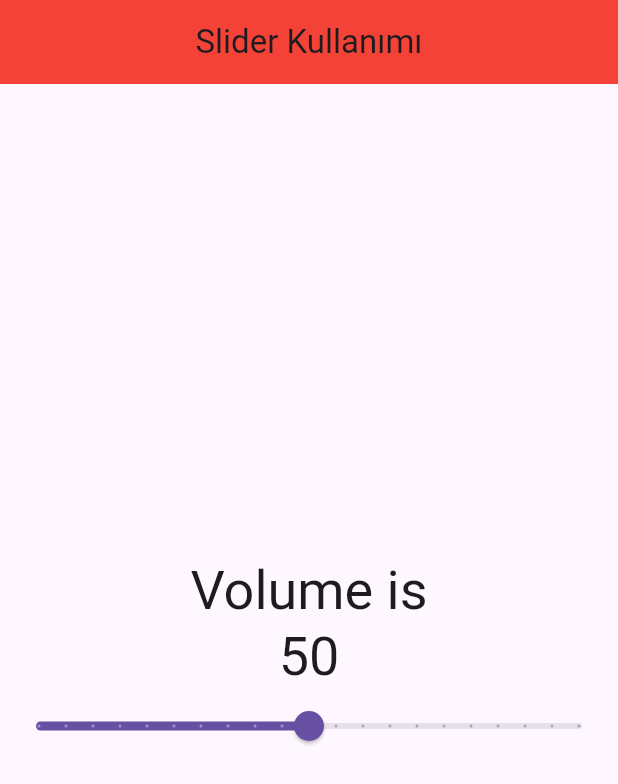
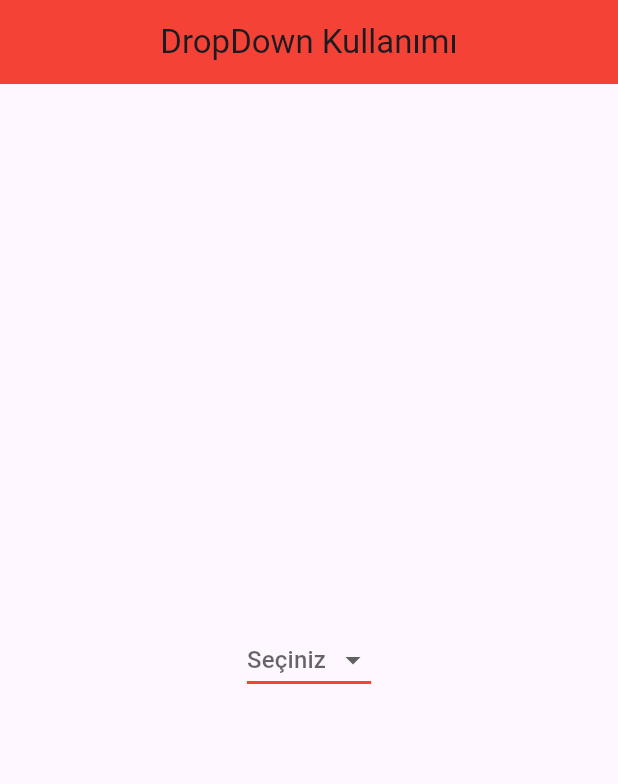
Before and after one commit to yamisagi/flutter_samples, a Flutter app: the screen it shows after launch, on a phone screen of 412 x 824 dp. Shown: the top 784 px of the screen. Run offline on Flutter 3.47's test engine with Material 2 defaults, Android fonts, the phone set to English and light mode, and no system bars.

Commit message:
add dropdown_button to input_widgets/lesson3

```diff
--- /dev/null
+++ b/lib/input_widgets/lesson3/dropdown_button/dropdown_learn.dart
@@ -0,0 +1,77 @@
+import 'package:flutter/material.dart';
+
+/// DropdownButton bize bir liste yapısı sunup seçimler yapabilmemizi sağlayan yapıdır.
+
+class DropDownLearn extends StatefulWidget {
+  const DropDownLearn({Key? key}) : super(key: key);
+
+  @override
+  State<DropDownLearn> createState() => _DropDownLearnState();
+}
+
+class _DropDownLearnState extends State<DropDownLearn> {
+  /// [value] parametresi için değerleri tutan değişken.
+  String? _value;
+
+  /// [items] parametresi için içerisinde [DropdownMenuItem]'lar bulunan listemiz.
+  final List<DropdownMenuItem<String>> _items = const [
+    DropdownMenuItem(
+      // Burda dikkat edilmesi gereken bir nokta,
+      // [value] parametresi için değerleri tutan değişkenin değerini,
+      value: "Ankara Selected",
+      // [child] parametresi ise ekranda görünen değeri belirtir,
+      child: Text('Ankara'),
+    ),
+    DropdownMenuItem(value: "İstanbul Selected", child: Text('İstanbul')),
+    DropdownMenuItem(value: "İzmir Selected", child: Text('İzmir')),
+    DropdownMenuItem(value: "Bursa Selected", child: Text('Bursa')),
+    DropdownMenuItem(value: "Van Selected", child: Text('Van')),
+  ];
+  @override
+  Widget build(BuildContext context) {
+    return Scaffold(
+      appBar: AppBar(
+        title: const Text('DropDown Kullanımı'),
+      ),
+      body: Center(
+        /// Öncelikle DropdownButton'un geriye döndereceği değerin türünü belirtmeliyiz.
+        child: DropdownButton<String>(
+
+            /// DropdownButton'un menü arkaplan rengini belirtiyoruz.
+            dropdownColor: Colors.red[100],
+
+            /// Buttonun tam altında çizgi olarak görünmesini istediğimiz parametre.
+            underline: Container(
+              height: 2,
+              color: Colors.red,
+            ),
+
+            /// hint ise eğer [value] parametresi boş ise gösterilecek metin.
+            hint: const Text('Seçiniz'),
+            borderRadius: const BorderRadius.all(Radius.circular(10)),
+
+            /// [value] parametresi bizim değerimizi tutan ve aynı zamanda intial value değeridir.
+            /// Yukarıda tanımladığımız [_value] değişkeni ilk başta null olduğu için hint'imiz görünüyor.
+            value: _value,
+
+            /// Items parametresi ise bizden içerisinde [DropdownMenuItem] nesneleri isteyen bir liste ister,
+
+            items: _items,
+
+            /// [onChanged] parametresi ise seçim yapıldığında tetiklenecek olan fonksiyon.
+            onChanged: (value) {
+              setState(() {
+                /// Burda setState fonksiyonu ile state'imize seçilen değeri [value],
+                /// Bizim null olan[_value] değişkenine atıyoruz.
+                /// Ve [_value] değişkeni artık seçilen değere eşit olduğu için,
+                /// hint'imiz görünmez ve yerine seçilen değer görünür.
+                /// Örneğin "Ankara" seçildiyse _value değeri "Ankara Selected" olup ,
+                /// Ekranda [DropdownMenuItem] child kısmına "Ankara" yazdığımız için o şekilde görünür.
+                /// Daha detaylı şekilde yukarıda anlatıldı.
+                _value = value;
+              });
+            }),
+      ),
+    );
+  }
+}
--- a/lib/main.dart
+++ b/lib/main.dart
@@ -1,6 +1,6 @@
 import 'package:flutter/material.dart';
 import 'package:flutter_samples/basic_widgets/lesson4/push_and_replacement/push_and_replacement_learn.dart';
-import 'package:flutter_samples/input_widgets/lesson2/slider/slider_learn.dart';
+import 'package:flutter_samples/input_widgets/lesson3/dropdown_button/dropdown_learn.dart';
 
 import 'basic_widgets/lesson3/custom_scroll_view_learn/customscroll_view_learn.dart';
 
@@ -46,7 +46,7 @@ class CourseApp extends StatelessWidget {
         primarySwatch: Colors.red,
       ),
       title: title,
-      home: const SliderLearn(),
+      home: DropDownLearn(),
     );
   }
 }
```
Also changed, not shown: 1 other file.
